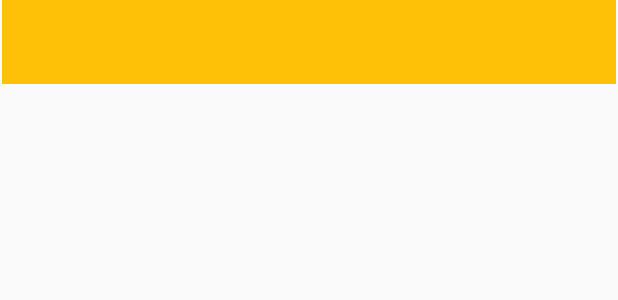
After one commit to Yscorexm/ARGo, an Android app: the layout activity_note.xml on its own in the app's theme, with its tools: preview values and no code run, on a phone screen of 412 x 824 dp. The commit adds this screen. Shown: the top 300 px of the screen. Run offline under Robolectric (Android 15) with nearby library versions, the phone set to English and light mode, and no system bars.

Commit message:
NoteActivity

```diff
--- a/app/src/main/res/layout/activity_edit.xml
+++ b/app/src/main/res/layout/activity_edit.xml
@@ -48,6 +48,4 @@
         app:layout_constraintTop_toTopOf="parent" />
 
 
-
-
 </androidx.constraintlayout.widget.ConstraintLayout>
--- /dev/null
+++ b/app/src/main/res/layout/activity_note.xml
@@ -0,0 +1,20 @@
+<?xml version="1.0" encoding="utf-8"?>
+<androidx.constraintlayout.widget.ConstraintLayout xmlns:android="http://schemas.android.com/apk/res/android"
+    xmlns:app="http://schemas.android.com/apk/res-auto"
+    xmlns:tools="http://schemas.android.com/tools"
+    android:layout_width="match_parent"
+    android:layout_height="match_parent"
+    tools:context=".NoteActivity">
+
+    <androidx.appcompat.widget.Toolbar
+        android:id="@+id/toolbar"
+        android:layout_width="409dp"
+        android:layout_height="wrap_content"
+        android:background="?attr/colorPrimary"
+        android:minHeight="?attr/actionBarSize"
+        android:theme="?attr/actionBarTheme"
+        app:layout_constraintEnd_toEndOf="parent"
+        app:layout_constraintStart_toStartOf="parent"
+        app:layout_constraintTop_toTopOf="parent" />
+
+</androidx.constraintlayout.widget.ConstraintLayout>
```
Also changed, not shown: app/src/main/AndroidManifest.xml (+18 -36 lines), app/src/main/java/edu/umich/argo/arnote/MainActivity.kt (+2 -5 lines), app/src/main/java/edu/umich/argo/arnote/NoteActivity.kt (added, +27 -0 lines), app/src/main/java/edu/umich/argo/arnote/api/NearbyPlacesResponse.kt (deleted, +0 -25 lines), app/src/main/java/edu/umich/argo/arnote/api/PlacesService.kt (deleted, +0 -58 lines), app/src/main/res/menu/plainmenu.xml (renamed from app/src/main/res/menu/mainmenu.xml), app/src/main/res/values/strings.xml (indentation only).
